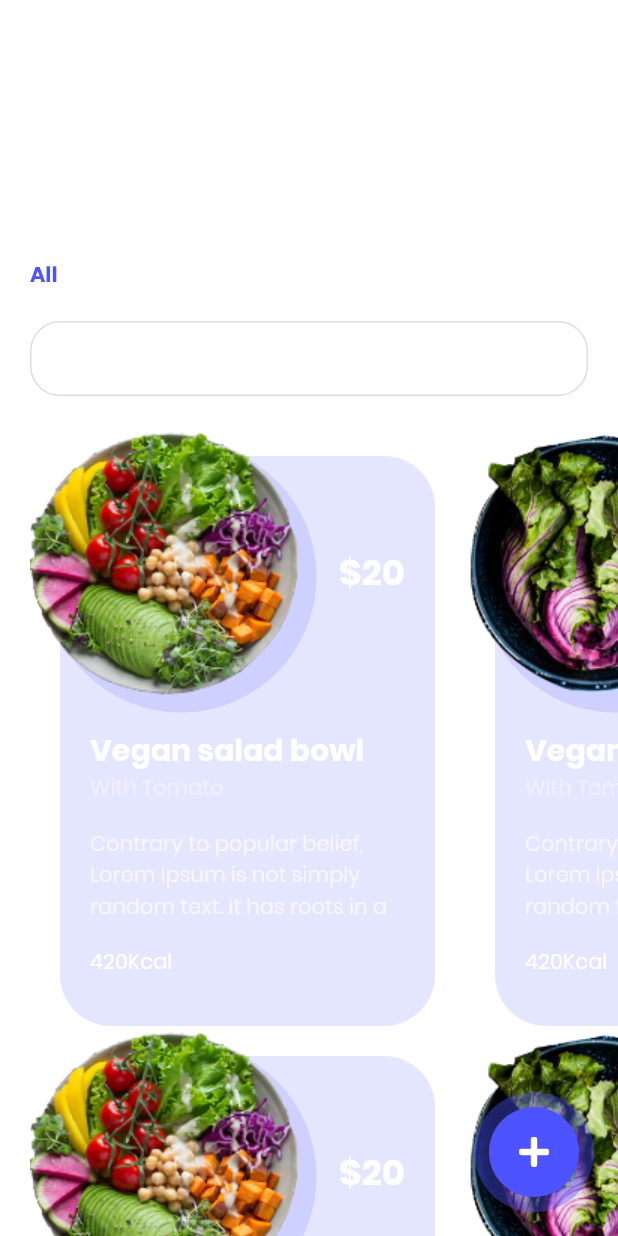
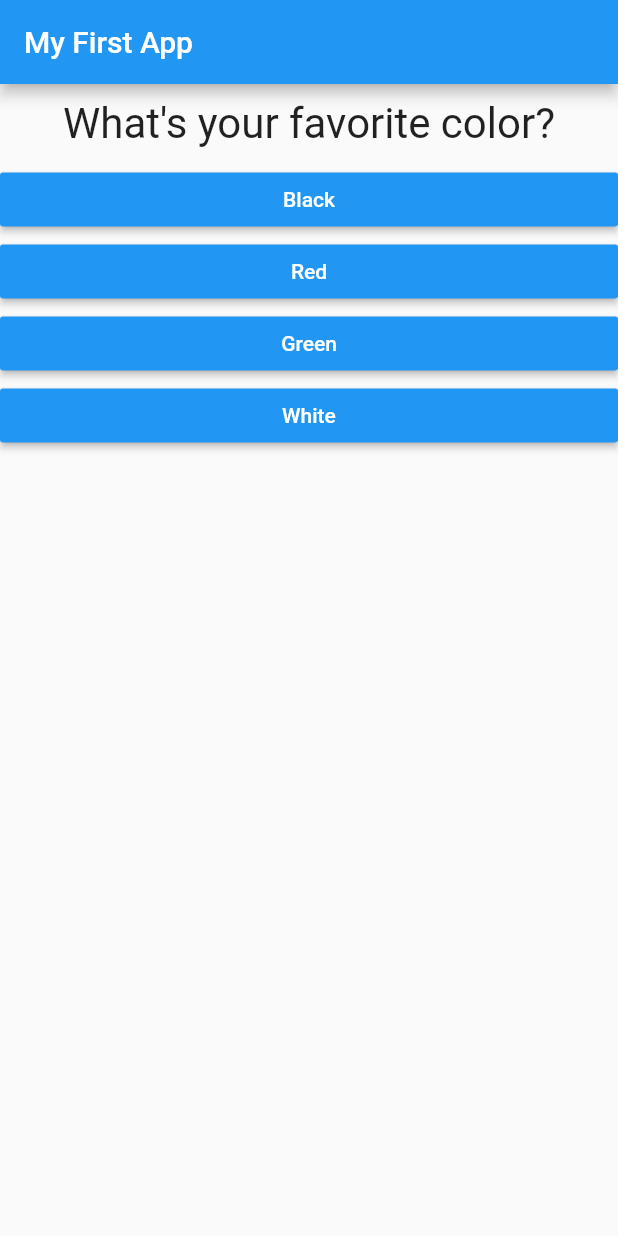
Before and after one commit to thinhnguyen1105/flutter-template-project, a Flutter app: the screen it shows after launch, on a phone screen of 412 x 824 dp. Run offline on Flutter 3.47's test engine with Material 2 defaults, Android fonts, the phone set to English and light mode, and no system bars; our stand-ins replace flutter_svg.

Commit message:
upadte practice udemy

```diff
--- a/lib/ListFood/index.dart
+++ b/lib/ListFood/index.dart
@@ -29,7 +29,7 @@ class ListFood extends StatelessWidget {
               ),
               Padding(
                 padding: const EdgeInsets.all(20),
-                child: Text("Simple way to find \nTasty Food",
+                child: Text("Simple ways to find \nTasty Food",
                     style: Theme.of(context).textTheme.headline),
               ),
               SingleChildScrollView(
--- /dev/null
+++ b/lib/ListQuestions/components/answer.dart
@@ -0,0 +1,21 @@
+import 'package:flutter/material.dart';
+
+class Answer extends StatelessWidget {
+  final Function selectHandler;
+  final String answerText;
+
+  Answer(this.selectHandler, this.answerText);
+
+  @override
+  Widget build(BuildContext context) {
+    return Container(
+      width: double.infinity,
+      child: RaisedButton(
+        color: Colors.blue,
+        textColor: Colors.white,
+        child: Text(answerText),
+        onPressed: selectHandler,
+      ),
+    );
+  }
+}
--- /dev/null
+++ b/lib/ListQuestions/components/question.dart
@@ -0,0 +1,20 @@
+import 'package:flutter/material.dart';
+
+class Question extends StatelessWidget {
+  final String questionText;
+
+  Question(this.questionText);
+
+  @override
+  Widget build(BuildContext context) {
+    return Container(
+      width: double.infinity,
+      margin: EdgeInsets.all(10),
+      child: Text(
+        questionText,
+        style: TextStyle(fontSize: 28),
+        textAlign: TextAlign.center,
+      ),
+    );
+  }
+}
--- /dev/null
+++ b/lib/ListQuestions/components/quiz.dart
@@ -0,0 +1,31 @@
+import 'package:flutter/material.dart';
+
+import './question.dart';
+import './answer.dart';
+
+class Quiz extends StatelessWidget {
+  final List<Map<String, Object>> questions;
+  final int questionIndex;
+  final Function answerQuestion;
+
+  Quiz({
+    @required this.questions,
+    @required this.answerQuestion,
+    @required this.questionIndex,
+  });
+
+  @override
+  Widget build(BuildContext context) {
+    return Column(
+      children: [
+        Question(
+          questions[questionIndex]['questionText'],
+        ),
+        ...(questions[questionIndex]['answers'] as List<Map<String, dynamic>>)
+            .map((answer) {
+          return Answer(() => answerQuestion(answer['score']), answer['text']);
+        }).toList()
+      ],
+    );
+  }
+}
--- /dev/null
+++ b/lib/ListQuestions/index.dart
@@ -0,0 +1,90 @@
+import 'package:flutter/material.dart';
+import './components/quiz.dart';
+import './components/result.dart';
+
+class ListQuestions extends StatefulWidget {
+  @override
+  State<StatefulWidget> createState() {
+    // TODO: implement createState
+    return ListQuestionsState();
+  }
+}
+
+class ListQuestionsState extends State<ListQuestions> {
+  final _questions = const [
+    {
+      'questionText': 'What\'s your favorite color?',
+      'answers': [
+        {'text': 'Black', 'score': 10},
+        {'text': 'Red', 'score': 6},
+        {'text': 'Green', 'score': 3},
+        {'text': 'White', 'score': 1},
+      ],
+    },
+    {
+      'questionText': 'What\'s your favorite animal?',
+      'answers': [
+        {'text': 'Rabbit', 'score': 3},
+        {'text': 'Snake', 'score': 6},
+        {'text': 'Elephant', 'score': 9},
+        {'text': 'Lion', 'score': 12},
+      ],
+    },
+    {
+      'questionText': 'Who\'s your favorite instructor?',
+      'answers': [
+        {'text': 'Max', 'score': 1},
+        {'text': 'Max', 'score': 1},
+        {'text': 'Max', 'score': 1},
+        {'text': 'Max', 'score': 1},
+      ],
+    },
+  ];
+  var _questionIndex = 0;
+  var _totalScore = 0;
+  void _resetQuiz() {
+    setState(() {
+      _questionIndex = 0;
+      _totalScore = 0;
+    });
+  }
+
+  void _answerQuestion(int score) {
+    // var aBool = true;
+    // aBool = false;
+    _totalScore = _totalScore + score;
+    setState(() {
+      _questionIndex = _questionIndex + 1;
+    });
+    print(_questionIndex);
+    if (_questionIndex < _questions.length) {
+      print('We have more questions!');
+    } else {
+      print('No more questions!');
+    }
+  }
+
+  @override
+  Widget build(BuildContext context) {
+    // var dummy = const ['Hello'];
+    // dummy.add('Max');
+    // print(dummy);
+    // dummy = [];
+    // questions = []; // does not work if questions is a const
+
+    return MaterialApp(
+      home: Scaffold(
+        appBar: AppBar(
+          title: Text('My First App'),
+        ),
+        body: _questionIndex < _questions.length
+            ? Quiz(
+                answerQuestion: _answerQuestion,
+                questionIndex: _questionIndex,
+                questions: _questions,
+              )
+            : Result(_totalScore, _resetQuiz),
+      ),
+    );
+  }
+}
--- a/lib/main.dart
+++ b/lib/main.dart
@@ -1,5 +1,5 @@
 import 'package:flutter/material.dart';
-import 'package:practice_flutter/ListFood/index.dart';
+import 'package:practice_flutter/ListQuestions/index.dart';
 import 'package:practice_flutter/constants.dart';
 
 void main() => runApp(MyApp());
@@ -27,6 +27,6 @@ class MyApp extends StatelessWidget {
                 enabledBorder: UnderlineInputBorder(
                     borderSide:
                         BorderSide(color: Colors.white.withOpacity(.2))))),
-        home: ListFood());
+        home: ListQuestions());
   }
 }
--- a/pubspec.yaml
+++ b/pubspec.yaml
@@ -14,7 +14,7 @@ description: A new Flutter project.
 version: 1.0.0+1
 
 environment:
-  sdk: ">=2.1.0 <3.0.0"
+  sdk: ">=2.7.0 <3.0.0"
 
 dependencies:
   flutter:
```
Also changed, not shown: lib/ListQuestions/components/result.dart (added, +36 -0 lines), pubspec.lock, 27 other files.
